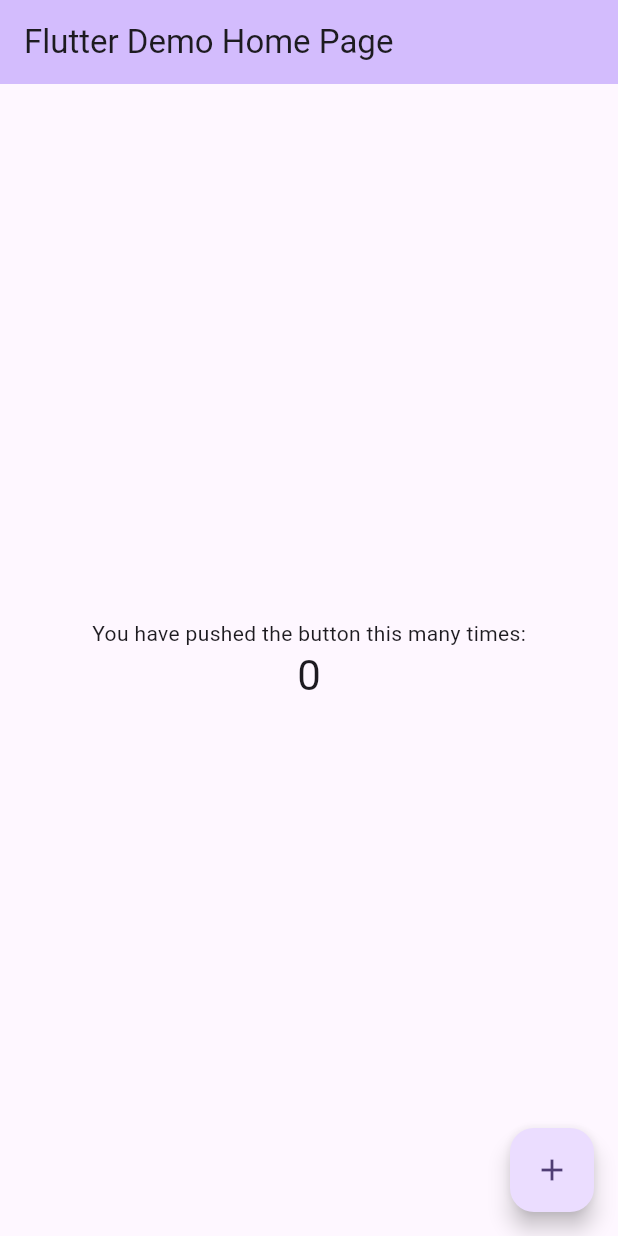
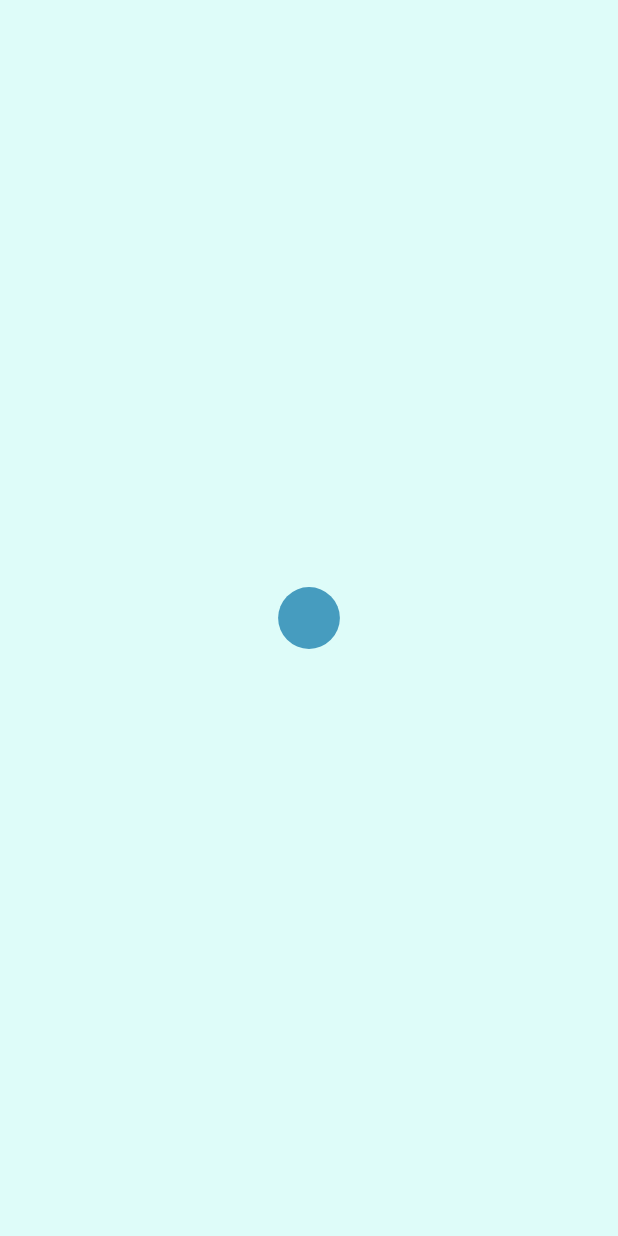
Before and after one commit to AngelMaldonado/TEA, a Flutter app: the first screen one second after launch, on a phone screen of 412 x 824 dp. Run offline on Flutter 3.47's test engine with Material 2 defaults, Android fonts, the light colour scheme and no system bars; drawn by our look-alikes of animated_splash_screen; our stand-ins replace page_transition.

Commit message:
Avance de animación de inicio

```diff
--- /dev/null
+++ b/lib/app.dart
@@ -0,0 +1,22 @@
+/// Archivo: app.dart
+/// Autor: Angel de Jesús Maldonado Juárez
+/// Fecha: 20 de julio del 2023
+/// Descripción: Clase principal para ejecutar la App
+///
+/// Universidad Autónoma de San Luis Potosí
+/// Facultad de Ingeniería
+
+import 'package:flutter/material.dart';
+import 'package:tea/screens/splash.dart';
+
+class App extends StatelessWidget {
+  const App({super.key});
+
+  @override
+  Widget build(BuildContext context) {
+    return const MaterialApp(
+      title: 'TEA',
+      home: Splash(),
+    );
+  }
+}
--- a/lib/main.dart
+++ b/lib/main.dart
@@ -1,125 +1,6 @@
 import 'package:flutter/material.dart';
+import 'package:tea/app.dart';
 
 void main() {
-  runApp(const MyApp());
+  runApp(const App());
 }
-
-class MyApp extends StatelessWidget {
-  const MyApp({super.key});
-
-  // This widget is the root of your application.
-  @override
-  Widget build(BuildContext context) {
-    return MaterialApp(
-      title: 'Flutter Demo',
-      theme: ThemeData(
-        // This is the theme of your application.
-        //
-        // TRY THIS: Try running your application with "flutter run". You'll see
-        // the application has a blue toolbar. Then, without quitting the app,
-        // try changing the seedColor in the colorScheme below to Colors.green
-        // and then invoke "hot reload" (save your changes or press the "hot
-        // reload" button in a Flutter-supported IDE, or press "r" if you used
-        // the command line to start the app).
-        //
-        // Notice that the counter didn't reset back to zero; the application
-        // state is not lost during the reload. To reset the state, use hot
-        // restart instead.
-        //
-        // This works for code too, not just values: Most code changes can be
-        // tested with just a hot reload.
-        colorScheme: ColorScheme.fromSeed(seedColor: Colors.deepPurple),
-        useMaterial3: true,
-      ),
-      home: const MyHomePage(title: 'Flutter Demo Home Page'),
-    );
-  }
-}
-
-class MyHomePage extends StatefulWidget {
-  const MyHomePage({super.key, required this.title});
-
-  // This widget is the home page of your application. It is stateful, meaning
-  // that it has a State object (defined below) that contains fields that affect
-  // how it looks.
-
-  // This class is the configuration for the state. It holds the values (in this
-  // case the title) provided by the parent (in this case the App widget) and
-  // used by the build method of the State. Fields in a Widget subclass are
-  // always marked "final".
-
-  final String title;
-
-  @override
-  State<MyHomePage> createState() => _MyHomePageState();
-}
-
-class _MyHomePageState extends State<MyHomePage> {
-  int _counter = 0;
-
-  void _incrementCounter() {
-    setState(() {
-      // This call to setState tells the Flutter framework that something has
-      // changed in this State, which causes it to rerun the build method below
-      // so that the display can reflect the updated values. If we changed
-      // _counter without calling setState(), then the build method would not be
-      // called again, and so nothing would appear to happen.
-      _counter++;
-    });
-  }
-
-  @override
-  Widget build(BuildContext context) {
-    // This method is rerun every time setState is called, for instance as done
-    // by the _incrementCounter method above.
-    //
-    // The Flutter framework has been optimized to make rerunning build methods
-    // fast, so that you can just rebuild anything that needs updating rather
-    // than having to individually change instances of widgets.
-    return Scaffold(
-      appBar: AppBar(
-        // TRY THIS: Try changing the color here to a specific color (to
-        // Colors.amber, perhaps?) and trigger a hot reload to see the AppBar
-        // change color while the other colors stay the same.
-        backgroundColor: Theme.of(context).colorScheme.inversePrimary,
-        // Here we take the value from the MyHomePage object that was created by
-        // the App.build method, and use it to set our appbar title.
-        title: Text(widget.title),
-      ),
-      body: Center(
-        // Center is a layout widget. It takes a single child and positions it
-        // in the middle of the parent.
-        child: Column(
-          // Column is also a layout widget. It takes a list of children and
-          // arranges them vertically. By default, it sizes itself to fit its
-          // children horizontally, and tries to be as tall as its parent.
-          //
-          // Column has various properties to control how it sizes itself and
-          // how it positions its children. Here we use mainAxisAlignment to
-          // center the children vertically; the main axis here is the vertical
-          // axis because Columns are vertical (the cross axis would be
-          // horizontal).
-          //
-          // TRY THIS: Invoke "debug painting" (choose the "Toggle Debug Paint"
-          // action in the IDE, or press "p" in the console), to see the
-          // wireframe for each widget.
-          mainAxisAlignment: MainAxisAlignment.center,
-          children: <Widget>[
-            const Text(
-              'You have pushed the button this many times:',
-            ),
-            Text(
-              '$_counter',
-              style: Theme.of(context).textTheme.headlineMedium,
-            ),
-          ],
-        ),
-      ),
-      floatingActionButton: FloatingActionButton(
-        onPressed: _incrementCounter,
-        tooltip: 'Increment',
-        child: const Icon(Icons.add),
-      ), // This trailing comma makes auto-formatting nicer for build methods.
-    );
-  }
-}
--- a/lib/screens/home.dart
+++ b/lib/screens/home.dart
@@ -5,7 +5,10 @@ class Home extends StatelessWidget {
 
   @override
   Widget build(BuildContext context) {
-    // TODO: implement build
-    throw UnimplementedError();
+    return const Scaffold(
+      body: Center(
+        child: Text('Home'),
+      ),
+    );
   }
 }
--- /dev/null
+++ b/lib/screens/splash.dart
@@ -0,0 +1,61 @@
+import 'package:flutter/material.dart';
+import 'package:tea/screens/home.dart';
+import 'package:tea/utils/colors.dart';
+import 'package:animated_splash_screen/animated_splash_screen.dart';
+import 'package:page_transition/page_transition.dart';
+
+class Splash extends StatefulWidget {
+  const Splash({super.key});
+
+  @override
+  State<Splash> createState() => _SplashState();
+}
+
+class _SplashState extends State<Splash> with TickerProviderStateMixin {
+  static const duration = Duration(seconds: 4);
+  late AnimationController animationController;
+  late Animation<double> animation;
+  late Tween<double> tween;
+
+  @override
+  void initState() {
+    super.initState();
+    animationController = AnimationController(
+      vsync: this,
+      duration: duration,
+    );
+    animation = CurvedAnimation(
+      parent: animationController,
+      curve: const Interval(0.5, 0.7, curve: Curves.easeInBack),
+    );
+    animationController.repeat(reverse: true);
+    tween = Tween(begin: 0.1, end: 1.0);
+  }
+
+  @override
+  Widget build(BuildContext context) {
+    return AnimatedSplashScreen(
+      splash: SizedOverflowBox(
+        size: MediaQuery.of(context).size,
+        child: Center(
+          child: ScaleTransition(
+            scale: tween.animate(animation),
+            child: Container(
+              width: MediaQuery.of(context).size.longestSide,
+              height: MediaQuery.of(context).size.longestSide,
+              decoration: const BoxDecoration(
+                shape: BoxShape.circle,
+                color: primary,
+              ),
+            ),
+          ),
+        ),
+      ),
+      nextScreen: Home(),
+      backgroundColor: primaryLight,
+      splashIconSize: MediaQuery.of(context).size.height,
+      pageTransitionType: PageTransitionType.topToBottom,
+      duration: duration.inMilliseconds,
+    );
+  }
+}
--- a/lib/utils/colors.dart
+++ b/lib/utils/colors.dart
@@ -1 +1,15 @@
-// Colors...
+/// Archivo: colors.dart
+/// Autor: Angel de Jesús Maldonado Juárez
+/// Fecha: 21 de julio del 2023
+/// Descripción: Constantes de color para el tema de la aplicación
+///
+/// Universidad Autónoma de San Luis Potosí
+/// Facultad de Ingeniería
+
+import 'dart:ui';
+
+const Color primary = Color.fromRGBO(70, 156, 191, 1.0);
+const Color primaryDark = Color.fromRGBO(60, 132, 171, 1.0);
+const Color primaryLight = Color.fromRGBO(222, 252, 249, 1.0);
+const Color secondary = Color.fromRGBO(50, 132, 255, 1.0);
+const Color secondaryLight = Color.fromRGBO(138, 185, 255, 1.0);
--- a/pubspec.yaml
+++ b/pubspec.yaml
@@ -35,6 +35,8 @@ dependencies:
   # The following adds the Cupertino Icons font to your application.
   # Use with the CupertinoIcons class for iOS style icons.
   cupertino_icons: ^1.0.2
+  animated_splash_screen: ^1.3.0
+  page_transition: ^2.0.9
 
 dev_dependencies:
   flutter_test:
```
Also changed, not shown: assets/icons/logo.svg (added), pubspec.lock.
